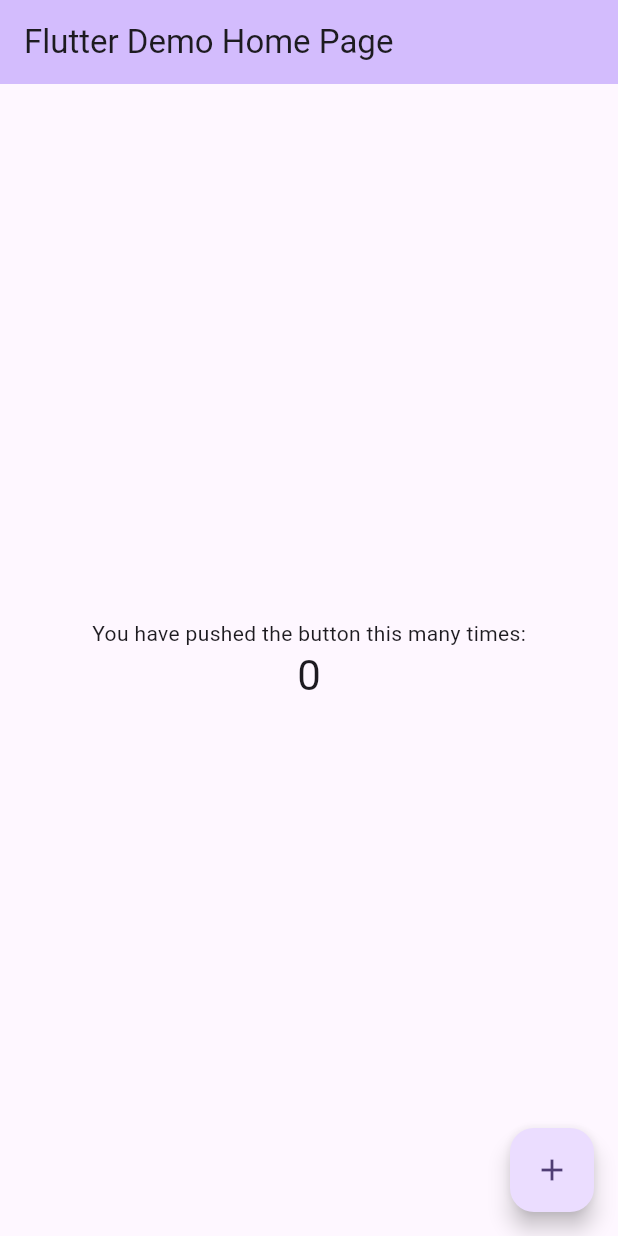
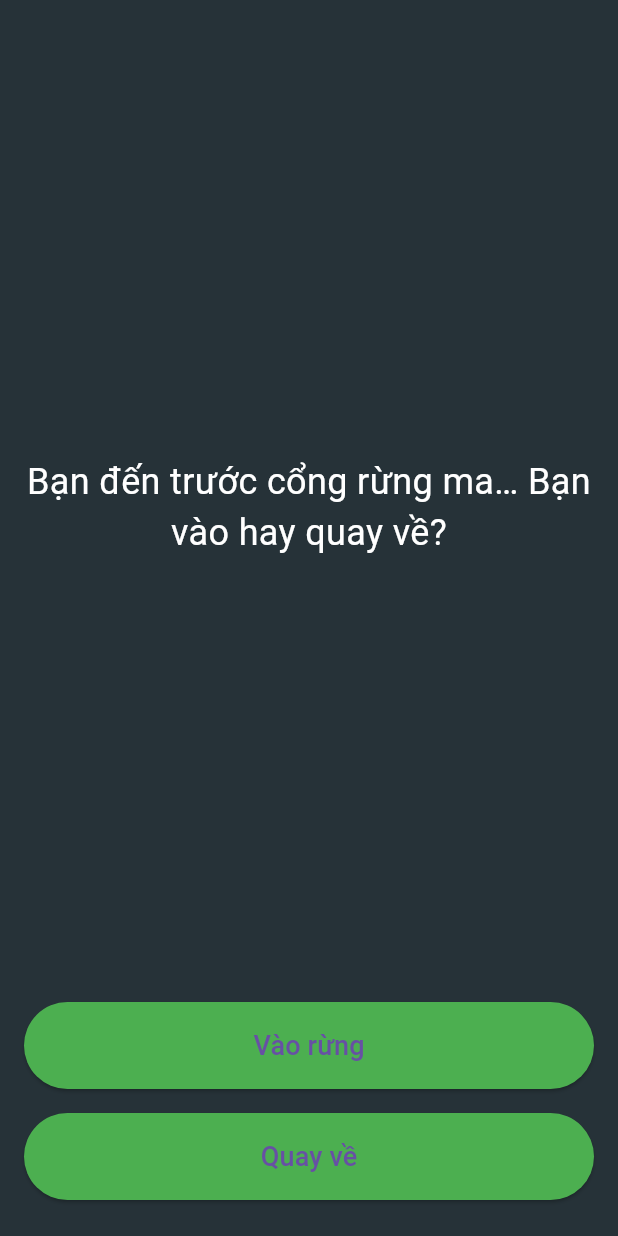
Before and after one commit to letangphuquy/Flutter-Lab-Exercises, a Flutter app: the screen it shows after launch, on a phone screen of 412 x 824 dp. Run offline on Flutter 3.47's test engine with Material 3 defaults, Android fonts, the phone set to English and light mode, and no system bars; our stand-ins replace audioplayers.

Commit message:
Lab 7: version 1. Index bug

```diff
--- a/lab7_destini/lib/main.dart
+++ b/lab7_destini/lib/main.dart
@@ -1,125 +1,99 @@
 import 'package:flutter/material.dart';
+import 'package:lab7_destini/story.dart';
+import 'package:lab7_destini/story_brain.dart';
 
-void main() {
-  runApp(const MyApp());
-}
+void main() => runApp(DestiniApp());
 
-class MyApp extends StatelessWidget {
-  const MyApp({super.key});
-
-  // This widget is the root of your application.
+class DestiniApp extends StatelessWidget {
   @override
   Widget build(BuildContext context) {
     return MaterialApp(
-      title: 'Flutter Demo',
-      theme: ThemeData(
-        // This is the theme of your application.
-        //
-        // TRY THIS: Try running your application with "flutter run". You'll see
-        // the application has a purple toolbar. Then, without quitting the app,
-        // try changing the seedColor in the colorScheme below to Colors.green
-        // and then invoke "hot reload" (save your changes or press the "hot
-        // reload" button in a Flutter-supported IDE, or press "r" if you used
-        // the command line to start the app).
-        //
-        // Notice that the counter didn't reset back to zero; the application
-        // state is not lost during the reload. To reset the state, use hot
-        // restart instead.
-        //
-        // This works for code too, not just values: Most code changes can be
-        // tested with just a hot reload.
-        colorScheme: ColorScheme.fromSeed(seedColor: Colors.deepPurple),
-        useMaterial3: true,
-      ),
-      home: const MyHomePage(title: 'Flutter Demo Home Page'),
+      debugShowCheckedModeBanner: false,
+      home: StoryPage(),
     );
   }
 }
 
-class MyHomePage extends StatefulWidget {
-  const MyHomePage({super.key, required this.title});
-
-  // This widget is the home page of your application. It is stateful, meaning
-  // that it has a State object (defined below) that contains fields that affect
-  // how it looks.
-
-  // This class is the configuration for the state. It holds the values (in this
-  // case the title) provided by the parent (in this case the App widget) and
-  // used by the build method of the State. Fields in a Widget subclass are
-  // always marked "final".
-
-  final String title;
-
+class StoryPage extends StatefulWidget {
   @override
-  State<MyHomePage> createState() => _MyHomePageState();
+  _StoryPageState createState() => _StoryPageState();
 }
 
-class _MyHomePageState extends State<MyHomePage> {
-  int _counter = 0;
-
-  void _incrementCounter() {
-    setState(() {
-      // This call to setState tells the Flutter framework that something has
-      // changed in this State, which causes it to rerun the build method below
-      // so that the display can reflect the updated values. If we changed
-      // _counter without calling setState(), then the build method would not be
-      // called again, and so nothing would appear to happen.
-      _counter++;
-    });
-  }
+class _StoryPageState extends State<StoryPage> {
+  final StoryBrain brain = StoryBrain();
+  late Story story;
 
   @override
   Widget build(BuildContext context) {
-    // This method is rerun every time setState is called, for instance as done
-    // by the _incrementCounter method above.
-    //
-    // The Flutter framework has been optimized to make rerunning build methods
-    // fast, so that you can just rebuild anything that needs updating rather
-    // than having to individually change instances of widgets.
+    story = brain.currentStory;
+
     return Scaffold(
-      appBar: AppBar(
-        // TRY THIS: Try changing the color here to a specific color (to
-        // Colors.amber, perhaps?) and trigger a hot reload to see the AppBar
-        // change color while the other colors stay the same.
-        backgroundColor: Theme.of(context).colorScheme.inversePrimary,
-        // Here we take the value from the MyHomePage object that was created by
-        // the App.build method, and use it to set our appbar title.
-        title: Text(widget.title),
-      ),
-      body: Center(
-        // Center is a layout widget. It takes a single child and positions it
-        // in the middle of the parent.
+      backgroundColor: Colors.blueGrey.shade900,
+      body: Padding(
+        padding: const EdgeInsets.all(16),
         child: Column(
-          // Column is also a layout widget. It takes a list of children and
-          // arranges them vertically. By default, it sizes itself to fit its
-          // children horizontally, and tries to be as tall as its parent.
-          //
-          // Column has various properties to control how it sizes itself and
-          // how it positions its children. Here we use mainAxisAlignment to
-          // center the children vertically; the main axis here is the vertical
-          // axis because Columns are vertical (the cross axis would be
-          // horizontal).
-          //
-          // TRY THIS: Invoke "debug painting" (choose the "Toggle Debug Paint"
-          // action in the IDE, or press "p" in the console), to see the
-          // wireframe for each widget.
-          mainAxisAlignment: MainAxisAlignment.center,
-          children: <Widget>[
-            const Text(
-              'You have pushed the button this many times:',
+          mainAxisAlignment: MainAxisAlignment.spaceBetween,
+          children: [
+            Expanded(
+              flex: 5,
+              child: Center(
+                child: Text(
+                  story.storyText,
+                  style: const TextStyle(color: Colors.white, fontSize: 24),
+                  textAlign: TextAlign.center,
+                ),
+              ),
             ),
-            Text(
-              '$_counter',
-              style: Theme.of(context).textTheme.headlineMedium,
-            ),
+            // Choices buttons
+            if (story.choices.isNotEmpty)
+              ...story.choices.map(
+                (choice) => _ChoiceButton(
+                  text: choice.choiceText,
+                  color: Colors.green,
+                  onTap: () => _next(choice),
+                ),
+              ).toList(),
+            // Restart button if the story ends
+            if (brain.isEnd)
+              TextButton(
+                onPressed: () => setState(brain.restart),
+                child: const Text('Restart', style: TextStyle(color: Colors.white)),
+              ),
           ],
         ),
       ),
-      floatingActionButton: FloatingActionButton(
-        onPressed: _incrementCounter,
-        tooltip: 'Increment',
-        child: const Icon(Icons.add),
-      ), // This trailing comma makes auto-formatting nicer for build methods.
     );
   }
+
+  void _next(Choice choice) {
+    setState(() => brain.choose(story.choices.indexOf(choice)));
+  }
 }
+
+class _ChoiceButton extends StatelessWidget {
+  final String text;
+  final Color color;
+  final VoidCallback onTap;
+
+  const _ChoiceButton({
+    required this.text,
+    required this.color,
+    required this.onTap,
+  });
+
+  @override
+  Widget build(BuildContext context) => Padding(
+    padding: const EdgeInsets.symmetric(vertical: 8.0),
+    child: SizedBox(
+      width: double.infinity,
+      child: ElevatedButton(
+        onPressed: onTap,
+        style: ElevatedButton.styleFrom(
+          padding: const EdgeInsets.all(16),
+          backgroundColor: color,
+        ),
+        child: Text(text, style: const TextStyle(fontSize: 18)),
+      ),
+    ),
+  );
+}
--- /dev/null
+++ b/lab7_destini/lib/story.dart
@@ -0,0 +1,19 @@
+class Choice {
+  final String choiceText;
+  final int nextIndex;
+
+  Choice({
+    required this.choiceText,
+    this.nextIndex = -1,  // Default to -1 to indicate no next choice.
+  });
+}
+
+class Story {
+  final String storyText;
+  final List<Choice> choices;
+
+  Story({
+    required this.storyText,
+    required this.choices,
+  });
+}
--- /dev/null
+++ b/lab7_destini/lib/story_brain.dart
@@ -0,0 +1,57 @@
+import 'package:lab7_destini/story.dart';
+
+class StoryBrain {
+  static const int notChooseIndex = -1;  // Used for invalid or missing choices
+
+  int _currentIndex = 0;
+
+  final List<Story> _stories = [
+    Story(
+      storyText: 'Bạn đến trước cổng rừng ma… Bạn vào hay quay về?',
+      choices: [
+        Choice(choiceText: 'Vào rừng', nextIndex: 1),
+        Choice(choiceText: 'Quay về', nextIndex: 2),
+      ],
+    ),
+    Story(
+      storyText: 'Bạn gặp một con rồng… Bạn chiến hay chạy?',
+      choices: [
+        Choice(choiceText: 'Chiến', nextIndex: 3),
+        Choice(choiceText: 'Chạy', nextIndex: 4),
+      ],
+    ),
+    Story(
+      storyText: 'Bạn đã chạy thoát khỏi con rồng. Bạn tiếp tục hành trình hay dừng lại?',
+      choices: [
+        Choice(choiceText: 'Tiếp tục', nextIndex: 5),
+        Choice(choiceText: 'Dừng lại', nextIndex: 6),
+      ],
+    ),
+    Story(
+      storyText: 'Cả hành trình kết thúc. Bạn đã đạt được mục tiêu.',
+      choices: [],
+    ),
+  ];
+
+  Story get currentStory => _stories[_currentIndex];
+
+  bool get isEnd => _currentIndex >= _stories.length - 1;
+
+  void choose(int choiceNumber) {
+    if (choiceNumber < 0 || choiceNumber >= currentStory.choices.length) {
+      print("Invalid choice number: $choiceNumber");
+      return;
+    }
+
+    final nextIndex = currentStory.choices[choiceNumber].nextIndex;
+    if (nextIndex != notChooseIndex) {
+      _currentIndex = nextIndex;
+    } else {
+      print("End of story or no valid next choice.");
+    }
+  }
+
+  void restart() {
+    _currentIndex = 0;
+  }
+}
```
